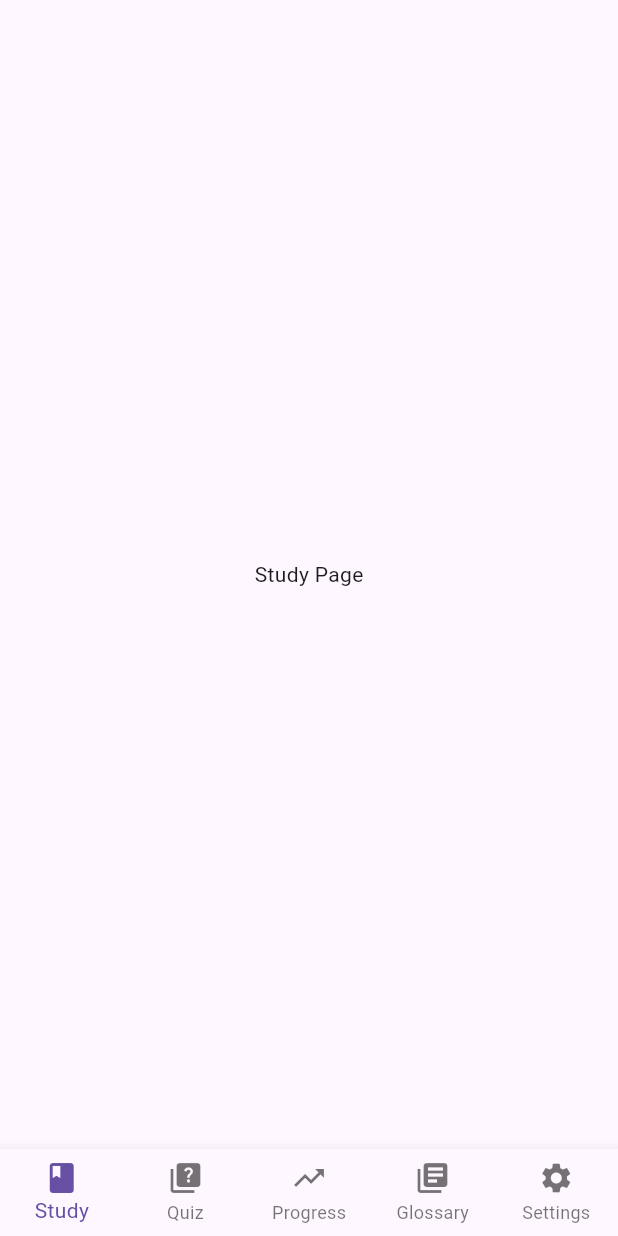
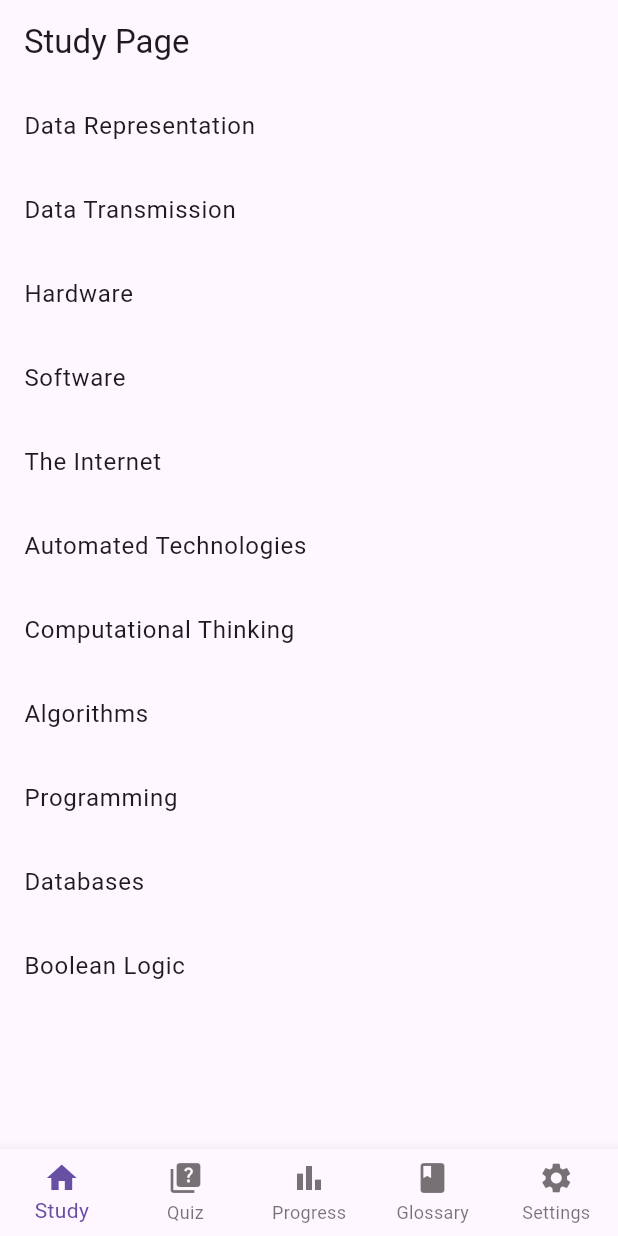
Before and after one commit to Bit-Matrix-Software/igsce_cs, a Flutter app: the screen it shows after launch, on a phone screen of 412 x 824 dp. Run offline on Flutter 3.47's test engine with Material 3 defaults, Android fonts, the phone set to English and light mode, and no system bars; our stand-ins replace flutter_spinkit.

Commit message:
Added functionality for navigation and list of topics selection

```diff
--- a/lib/main.dart
+++ b/lib/main.dart
@@ -11,7 +11,8 @@ class MyApp extends StatelessWidget {
   @override
   Widget build(BuildContext context) {
     return MaterialApp(
-      title: 'Splash Screen Demo',
+      // title: 'Splash Screen Demo',
+      debugShowCheckedModeBanner: false,
       home: SplashScreen(),
     );
   }
@@ -68,6 +69,8 @@ class _SplashScreenState extends State<SplashScreen> {
 
 
 class BottomNavigationMainScreen extends StatefulWidget{
+  const BottomNavigationMainScreen({super.key});
+
   @override
   State<BottomNavigationMainScreen> createState() => _BottomNavigationMainScreenState();
 }
@@ -75,7 +78,9 @@ class BottomNavigationMainScreen extends StatefulWidget{
 class _BottomNavigationMainScreenState extends State<BottomNavigationMainScreen> {
   int _currentIndex = 0;
 
-  final _pages = [
+  PageController _pageController = PageController();
+
+  final List<Widget> _pages = [
     StudyPage(),
     QuizPage(),
     ProgressPage(),
@@ -84,20 +89,30 @@ class _BottomNavigationMainScreenState extends State<BottomNavigationMainScreen>
   ];
 
   @override
-  Widget build(BuildContext context) {
+  Widget build(BuildContext context){
     return Scaffold(
-      body: _pages[_currentIndex],
+      body: PageView(
+        controller: _pageController,
+        children: _pages,
+        onPageChanged: (index){
+          setState(() {
+            _currentIndex = index;
+          });
+        },
+      ),
       bottomNavigationBar: BottomNavigationBar(
         type: BottomNavigationBarType.fixed,
         currentIndex: _currentIndex,
         onTap: (index){
-          setState(() {
-            _currentIndex = index;
-          });
+          _pageController.animateToPage(
+            index,
+            duration: Duration(milliseconds: 300),
+            curve: Curves.easeInOut,
+          );
         },
         items: [
           BottomNavigationBarItem(
-            icon: Icon(Icons.book),
+            icon: Icon(Icons.home),
             label: 'Study',
           ),
           BottomNavigationBarItem(
@@ -105,11 +120,11 @@ class _BottomNavigationMainScreenState extends State<BottomNavigationMainScreen>
             label: 'Quiz',
           ),
           BottomNavigationBarItem(
-            icon: Icon(Icons.trending_up),
+            icon: Icon(Icons.bar_chart),
             label: 'Progress',
           ),
           BottomNavigationBarItem(
-            icon: Icon(Icons.library_books),
+            icon: Icon(Icons.book),
             label: 'Glossary',
           ),
           BottomNavigationBarItem(
@@ -127,8 +142,58 @@ class StudyPage extends StatelessWidget {
 
   @override
   Widget build(BuildContext context) {
-    return Center(
-      child: Text('Study Page'),
+    final List<String> topics = [
+      'Data Representation',
+      'Data Transmission',
+      'Hardware',
+      'Software',
+      'The Internet',
+      'Automated Technologies',
+      'Computational Thinking',
+      'Algorithms',
+      'Programming',
+      'Databases',
+      'Boolean Logic'
+    ];
+
+    return Scaffold(
+      appBar: AppBar(
+        title: Text('Study Page'),
+      ),
+      body: ListView.builder(
+        itemCount: topics.length,
+        itemBuilder: (context, index){
+          return ListTile(
+            title: Text(topics[index]),
+            onTap: (){
+              Navigator.push(
+                context,
+                MaterialPageRoute(
+                  builder: (context) => TopicDetailPage(topic: topics[index]),
+                ),
+              );
+            },
+          );
+        },
+      ),
+    );
+  }
+}
+
+class TopicDetailPage extends StatelessWidget {
+  final String topic;
+
+  const TopicDetailPage({super.key, required this.topic});
+
+  @override
+  Widget build(BuildContext context) {
+    return Scaffold(
+      appBar: AppBar(
+        title: Text(topic),
+      ),
+      body: Center(
+        child: Text('Details for $topic'),
+      ),
     );
   }
 }
@@ -161,7 +226,7 @@ class GlossaryPage extends StatelessWidget{
   @override
   Widget build(BuildContext context) {
     return Center(
-      child: Text('Progress Page'),
+      child: Text('Glossary Page'),
     );
   }
 }
@@ -172,7 +237,7 @@ class SettingsPage extends StatelessWidget{
   @override
   Widget build(BuildContext context) {
     return Center(
-      child: Text('Progress Page'),
+      child: Text('Settings Page'),
     );
   }
 }
```
Also changed, not shown: lib/pages/study.dart (added, +43 -0 lines).
